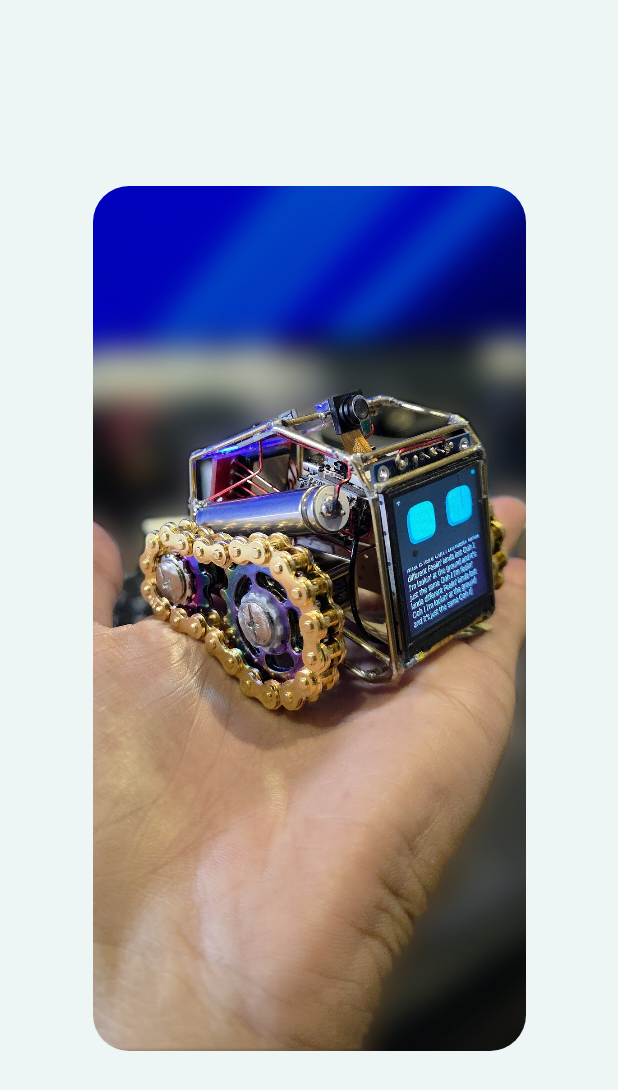
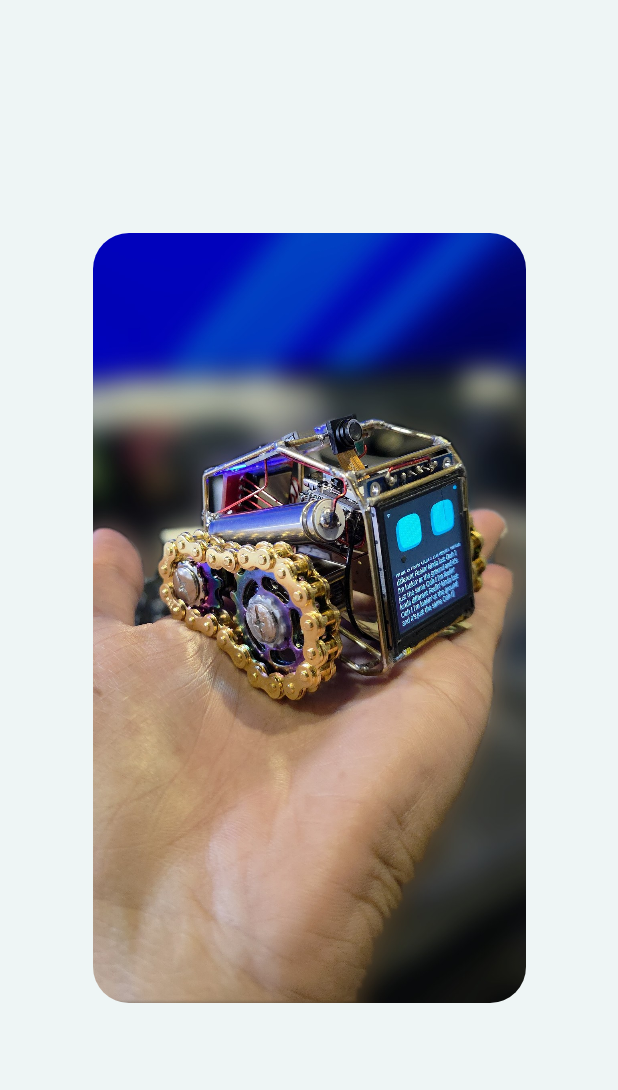
Before and after one commit to txrx007-hub/jarvis-robot-android, an Android app built with Jetpack Compose: the first screen one second after launch (MainActivity), on a phone screen of 412 x 824 dp. Shown: the top 1090 px of the screen. Run offline under Robolectric (Android 15) with nearby library versions, the phone set to English and light mode, and no system bars.

Commit message:
App v2.3: backend page inside the app, Backend menu section, splash in original proportions
Co-Authored-By: Claude Sonnet 5.5 <noreply@anthropic.com>

```diff
--- a/app/build.gradle.kts
+++ b/app/build.gradle.kts
@@ -13,8 +13,8 @@ android {
         applicationId = "com.jarvis.robot"
         minSdk = 26
         targetSdk = 35
-        versionCode = 4
-        versionName = "2.2"
+        versionCode = 5
+        versionName = "2.3"
     }
 
     buildTypes {
--- a/app/src/main/java/com/jarvis/robot/MainActivity.kt
+++ b/app/src/main/java/com/jarvis/robot/MainActivity.kt
@@ -20,6 +20,9 @@ import androidx.compose.animation.core.tween
 import androidx.compose.foundation.Image
 import androidx.compose.foundation.background
 import androidx.compose.foundation.layout.Box
+import androidx.compose.foundation.layout.BoxWithConstraints
+import androidx.compose.foundation.layout.aspectRatio
+import androidx.compose.foundation.layout.width
 import androidx.compose.foundation.layout.fillMaxHeight
 import androidx.compose.foundation.layout.fillMaxSize
 import androidx.compose.foundation.layout.fillMaxWidth
@@ -106,22 +109,25 @@ private fun Root(vm: RobotViewModel) {
 }
 
 const val SPLASH_MS = 4000L
-const val SPLASH_SIZE = 0.7f // share of the screen's width and height the photo takes
+const val SPLASH_WIDTH = 0.7f   // share of the screen's width the photo may take
+const val SPLASH_HEIGHT = 0.7f  // share of the screen's height the photo may take; the photo keeps its own proportions inside both
+const val SPLASH_ASPECT = 1080f / 1920f // width / height of splash.jpg (portrait)
 
-/** The robot in the user's hand, background blurred (made by tools/make_splash.py), at 70% of the screen. */
+/** The robot in the user's hand, background blurred (made by tools/make_splash.py), in its original proportions, as large as fits. */
 @Composable
 fun SplashScreen() {
-    Box(
+    BoxWithConstraints(
         modifier = Modifier.fillMaxSize().background(LocalPalette.current.bg),
         contentAlignment = Alignment.Center,
     ) {
+        val width = minOf(maxWidth * SPLASH_WIDTH, maxHeight * SPLASH_HEIGHT * SPLASH_ASPECT)
         Image(
             painter = painterResource(R.drawable.splash),
             contentDescription = "Jarvis",
-            contentScale = ContentScale.Crop,
+            contentScale = ContentScale.Fit,
             modifier = Modifier
-                .fillMaxWidth(SPLASH_SIZE)
-                .fillMaxHeight(SPLASH_SIZE)
+                .width(width)
+                .aspectRatio(SPLASH_ASPECT)
                 .clip(RoundedCornerShape(24.dp)),
         )
     }
--- a/app/src/main/java/com/jarvis/robot/Screens.kt
+++ b/app/src/main/java/com/jarvis/robot/Screens.kt
@@ -152,6 +152,7 @@ fun PhoneContent(
     val openGroups = remember { mutableStateMapOf<String, Boolean>().apply { initialOpenGroups.forEach { put(it, true) } } }
     var confirmReset by remember { mutableStateOf(false) }
     var resetNote by remember { mutableStateOf<Feedback?>(null) }
+    var showBackend by rememberSaveable { mutableStateOf(false) }
     val status = state.status
 
     Box(Modifier.fillMaxSize()) {
@@ -217,7 +218,7 @@ fun PhoneContent(
             )
 
             VolumeCard(status, actions.onSetVolume)
-            ServerCard(status, state.serverFeedback, state.backendPin, actions.onSetServer)
+            ServerCard(status, state.serverFeedback, state.backendPin, actions.onSetServer, onOpenBackend = { showBackend = true })
 
             if (showRemote) RemotePanel(state.held, actions.onHold)
 
@@ -262,6 +263,9 @@ fun PhoneContent(
             onPalette = actions.onPalette,
             onChange = actions.onTheme,
         )
+
+        // The backend page opens over this screen (back returns here, the scroll position is kept).
+        if (showBackend) BackendScreen(state) { showBackend = false }
     }
 
     if (confirmReset) {
```
Also changed, not shown: app/src/main/java/com/jarvis/robot/BackendWeb.kt (added, +114 -0 lines), app/src/main/java/com/jarvis/robot/Components.kt (+7 -1 lines), app/src/main/java/com/jarvis/robot/Tablet.kt (+25 -7 lines), 1 other file.
